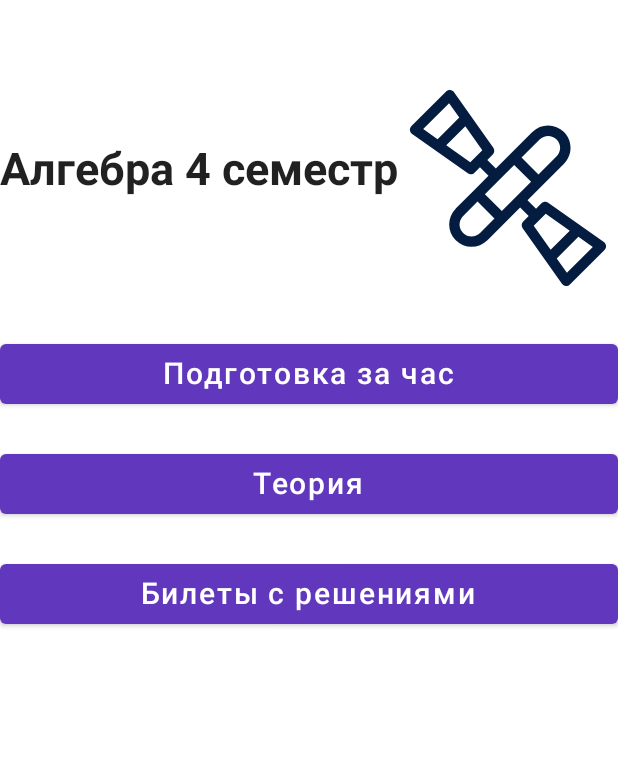
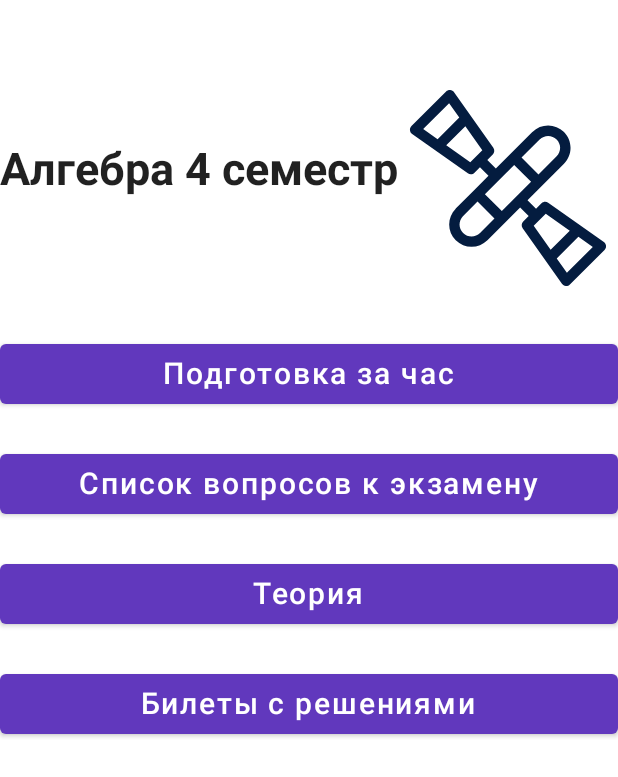
Before and after one commit to YanaGlad/ComposeDemo, an Android app built with Jetpack Compose: the AlgebraMenuScreen screen opened through its navigation route, on a phone screen of 412 x 824 dp. Shown: the top 777 px of the screen. Run offline under Robolectric (Android 15) with nearby library versions, the light colour scheme and no system bars.

Commit message:
Demo screens

```diff
--- a/app/src/main/java/com/example/composedemo/screens/compose/menu/AlgebraMenuScreen.kt
+++ b/app/src/main/java/com/example/composedemo/screens/compose/menu/AlgebraMenuScreen.kt
@@ -47,6 +47,12 @@ fun AlgebraMenuScreen(navController: NavController) {
             destination = Navigation.RING_DESCRIPTION,
             padding = 25
         )
+        BasicNextButton(
+            text = "Список вопросов к экзамену",
+            navController = navController,
+            destination = "${Navigation.IMAGE_VIEWER}/${R.drawable.twentynineth_algebra}/${Navigation.ALGEBRA_MENU}",
+            padding = 25
+        )
 
         BasicNextButton(
             text = "Теория",
```
